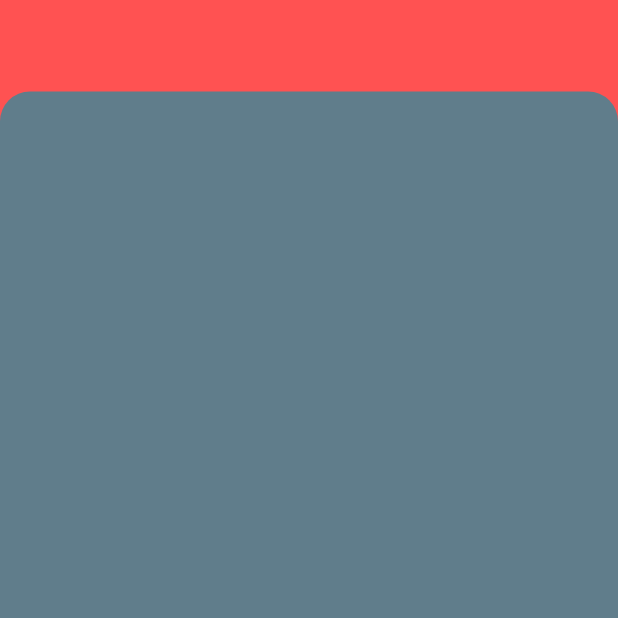
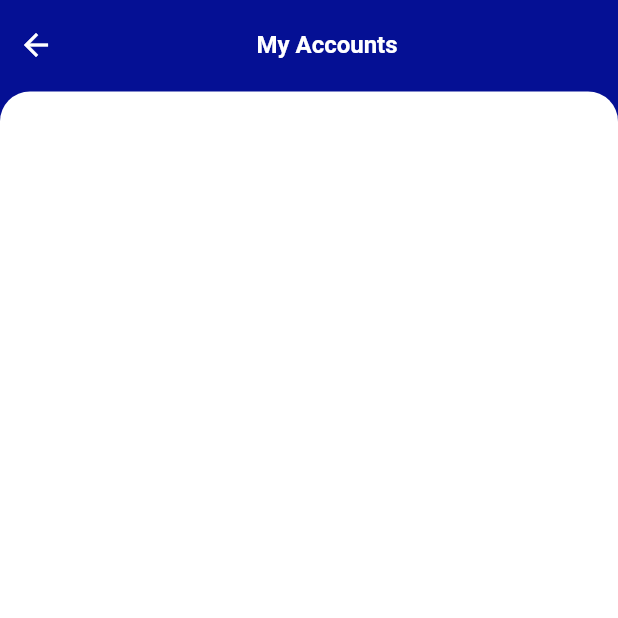
Before and after one commit to bilal010/dacx_wallet_layouts, a Flutter app: the screen it shows after launch, after a tap on "Main Layout Screen", on a phone screen of 412 x 824 dp, the top half of it. Run offline on Flutter 3.47's test engine with Material 2 defaults, Android fonts, the light colour scheme and no system bars.

Commit message:
layout needs bit work

```diff
--- a/lib/main.dart
+++ b/lib/main.dart
@@ -13,9 +13,11 @@ class MyApp extends StatelessWidget {
   @override
   Widget build(BuildContext context) {
     return MaterialApp(
+      debugShowCheckedModeBanner: false,
       title: 'Flutter Demo',
       theme: ThemeData(
-        primarySwatch: Colors.blue,
+        primaryColor: Colors.redAccent
+        //primarySwatch: Colors.blue,
       ),
       home: const MainMenu(),
     );
--- a/lib/main_layout_screen/main_layout_screen.dart
+++ b/lib/main_layout_screen/main_layout_screen.dart
@@ -14,9 +14,30 @@ class MainLayoutScreen extends StatelessWidget {
               left: 0,
               right: 0,
               child: Container(
-                height: 120,
+                height: 100,
                 width: double.infinity,
-                color: Colors.redAccent,
+                color: const Color(0xff051094),
+                child: Row(
+                  mainAxisAlignment: MainAxisAlignment.spaceBetween,
+                  crossAxisAlignment: CrossAxisAlignment.start,
+                  children: [
+                    IconButton(
+                      onPressed: () {},
+                      icon: const Padding(
+                        padding: EdgeInsets.symmetric(vertical: 10.0),
+                        child: Icon(Icons.arrow_back_outlined, color: Colors.white,),
+                      ),
+                    ),
+                    const Padding(
+                      padding: EdgeInsets.symmetric(/*horizontal: 80.0,*/ vertical: 20.0),
+                      child: Text(
+                        'My Accounts',
+                        style: TextStyle(fontSize: 16.0, color: Colors.white, fontWeight: FontWeight.w600),
+                      ),
+                    ),
+                    const Icon(Icons.abc, color: Colors.transparent,)
+                  ],
+                ),
               ),
             ),
             Positioned.fill(
@@ -25,9 +46,9 @@ class MainLayoutScreen extends StatelessWidget {
                 decoration: const BoxDecoration(
                   borderRadius: BorderRadius.only(
                     topRight: Radius.circular(20.0),
-                    topLeft: Radius.circular(20.0)
+                    topLeft: Radius.circular(20.0),
                   ),
-                  color: Colors.blueGrey
+                  color: Colors.white,
                 ),
               ),
             )
```
